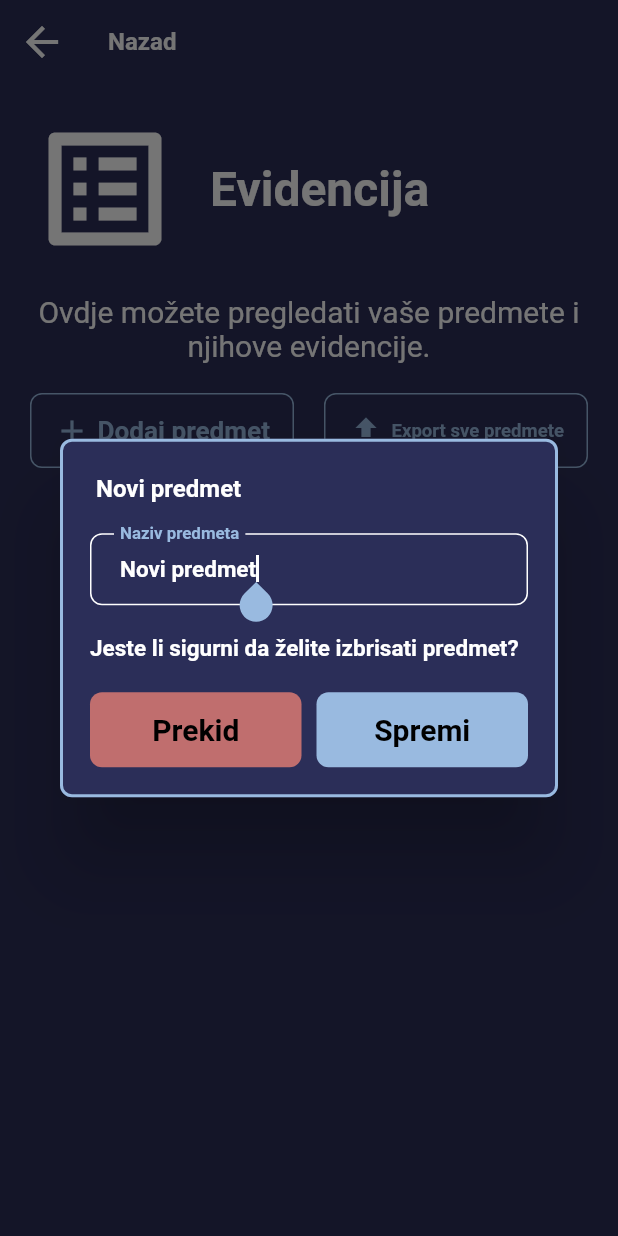
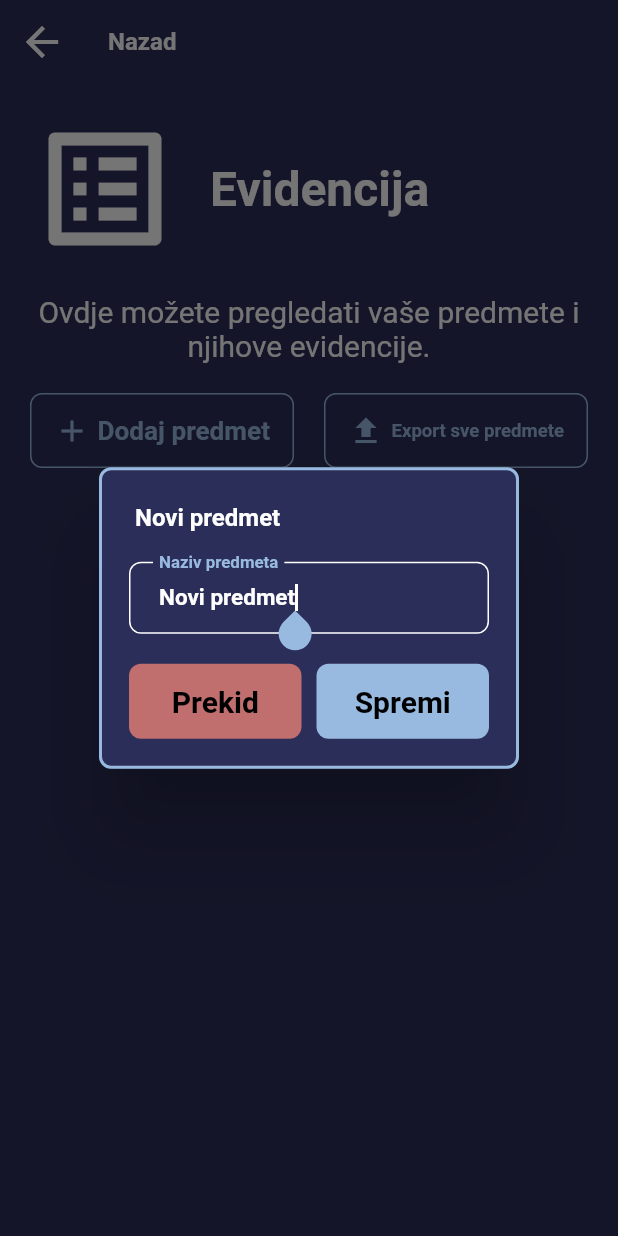
Before and after one commit to MarkoRezic/eVidencija-Student-Attendancy-Flutter-Bluetooth-App, a Flutter app: the ProfessorAttendanceList screen opened directly, after a tap on "Dodaj predmet", on a phone screen of 412 x 824 dp. Run offline on Flutter 3.47's test engine with Material 2 defaults, Android fonts, the phone set to English and light mode, and no system bars; our stand-ins replace device_info_plus, shared_preferences, sqflite; missing offline and left inert: ensure_visible_when_focused; accounts and stored records are empty.

Commit message:
minor detail fixes, added presentation

```diff
--- a/lib/views/init_role.dart
+++ b/lib/views/init_role.dart
@@ -127,7 +127,7 @@ class _InitRoleState extends State<InitRole> {
             mainAxisSize: MainAxisSize.max,
             children: [
               Image.asset(
-                'assets/images/professor_icon_white.png',
+                'assets/images/${widget.role.name}_icon_white.png',
                 width: 150,
               ),
               SizedBox(height: 20),
--- a/lib/views/professor_attendance_list.dart
+++ b/lib/views/professor_attendance_list.dart
@@ -99,8 +99,12 @@ class _ProfessorAttendanceListState extends State<ProfessorAttendanceList> {
               enableInteractiveSelection: !delete,
               canRequestFocus: !delete,
             ),
-            SizedBox(height: 20),
-            Text('Jeste li sigurni da želite izbrisati predmet?'),
+            ...(!delete
+                ? []
+                : [
+                    SizedBox(height: 20),
+                    Text('Jeste li sigurni da želite izbrisati predmet?'),
+                  ]),
             SizedBox(height: 20),
             Row(
               mainAxisSize: MainAxisSize.max,
--- a/lib/views/student_attendance_scan.dart
+++ b/lib/views/student_attendance_scan.dart
@@ -145,9 +145,9 @@ class _StudentAttendanceScanState extends State<StudentAttendanceScan> {
   Widget build(BuildContext context) {
     user = context.watch<UserProvider>().user;
     List<String> professorNames = [
-      'Marko Rezic',
-      'Toni Milun',
-      'Arnold Schwarzeneger'
+      'Redmi Note7    ID: VG6A',
+      'Nokia X6    ID: XVF3',
+      'Samsung A5    ID: FSQZ'
     ];
 
     return Scaffold(
```
Also changed, not shown: 1 other file.
